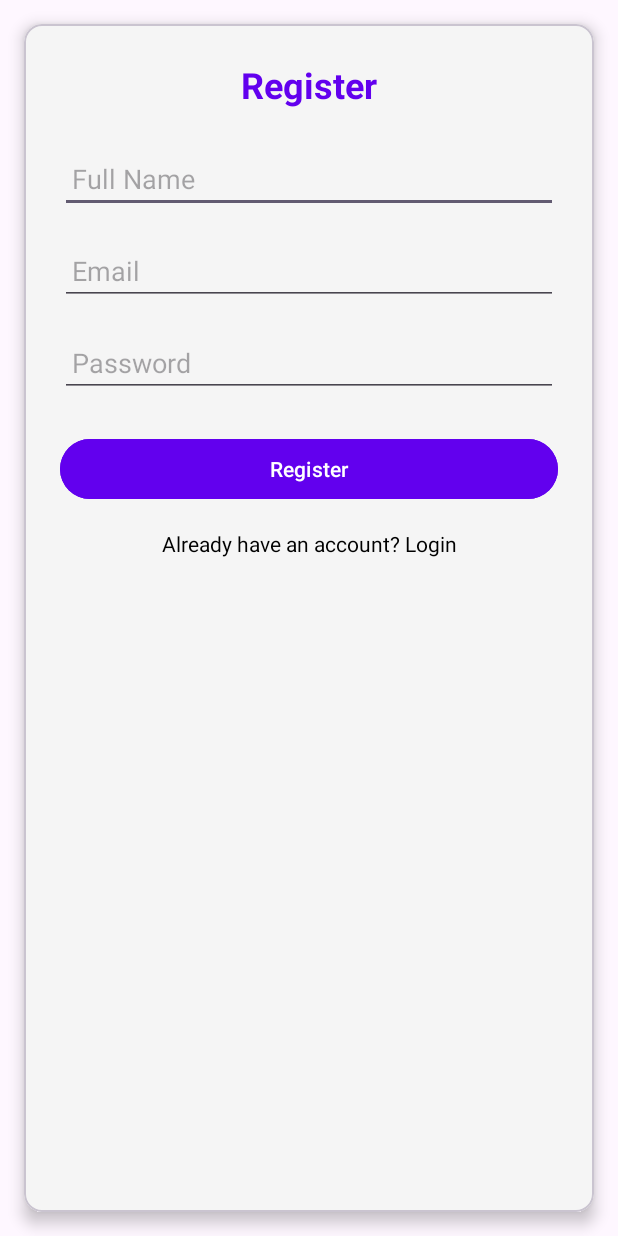
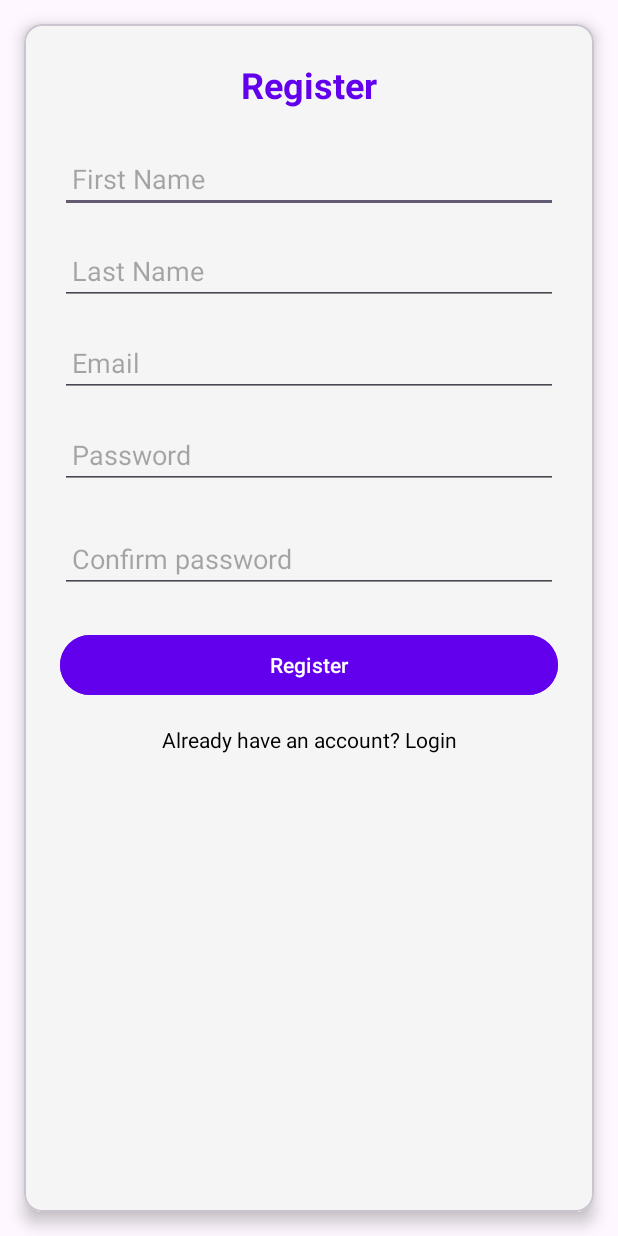
Before and after one commit to Oieu/MobDev_FinalProject, an Android app: the RegistrationPage screen opened directly, with no data from a screen before it, after a tap on "Register", on a phone screen of 412 x 824 dp. Run offline under Robolectric (Android 15) with nearby library versions, the phone set to English and light mode, and no system bars; our stand-ins replace Firebase (no records; nobody signed in at launch, a user with empty details on screens opened directly).

```diff
--- a/app/src/main/java/com/example/final_project/RegistrationPage.java
+++ b/app/src/main/java/com/example/final_project/RegistrationPage.java
@@ -1,56 +1,153 @@
 package com.example.final_project;
 
+import android.annotation.SuppressLint;
+import android.content.Intent;
 import android.os.Bundle;
+import android.text.TextUtils;
 import android.widget.Button;
 import android.widget.EditText;
+import android.widget.TextView;
 import android.widget.Toast;
 
 import androidx.appcompat.app.AppCompatActivity;
 
 import com.google.firebase.auth.FirebaseAuth;
+import com.google.firebase.database.DatabaseReference;
+import com.google.firebase.database.FirebaseDatabase;
 
 public class RegistrationPage extends AppCompatActivity {
 
-    private EditText etFullName, etEmail, etPassword;
-    private Button btnRegister;
+    EditText etFirstName, etLastName, etEmail, etPassword, etConfirmPassword;
+    Button btnRegister;
+    TextView backToLogin;
+
     private FirebaseAuth mAuth;
+    private DatabaseReference databaseReference;
 
+    @SuppressLint("MissingInflatedId")
     @Override
     protected void onCreate(Bundle savedInstanceState) {
         super.onCreate(savedInstanceState);
         setContentView(R.layout.activity_registration_page);
 
-        etFullName = findViewById(R.id.etFullName);
+        etFirstName = findViewById(R.id.etFirstName);
+        etLastName = findViewById(R.id.etLastName);
         etEmail = findViewById(R.id.etEmail);
         etPassword = findViewById(R.id.etPassword);
+        etConfirmPassword = findViewById(R.id.etConfirmPassword);
         btnRegister = findViewById(R.id.btnRegister);
+        backToLogin = findViewById(R.id.tvLoginLink);
 
         mAuth = FirebaseAuth.getInstance();
+        databaseReference = FirebaseDatabase.getInstance().getReference("Users");
 
         btnRegister.setOnClickListener(v -> {
+            if(isPasswordMatching()){
+                registerUser();
+            } else {
+                Toast.makeText(getApplicationContext(), "Passwords did not match",
+                        Toast.LENGTH_SHORT).show();
+            }
+        });
+
+        backToLogin.setOnClickListener(v -> {
+            Intent intent = new Intent(RegistrationPage.this, LoginPage.class);
+            startActivity(intent);
+        });
+    }
+
+//    public void registerUser(){
+//        String firstName = etFirstName.getText().toString().trim();
+//        String lastName = etLastName.getText().toString().trim();
+//        String email = etEmail.getText().toString().trim();
+//        String password = etPassword.getText().toString().trim();
+//        String confirmPassword = etConfirmPassword.getText().toString().trim();
+//
+//        if (TextUtils.isEmpty(firstName) || TextUtils.isEmpty(lastName) ||
+//                TextUtils.isEmpty(email) || TextUtils.isEmpty(password) ||
+//                TextUtils.isEmpty(confirmPassword)) {
+//            Toast.makeText(RegistrationPage.this, "Please fill in all fields",
+//                    Toast.LENGTH_SHORT).show();
+//            return;
+//        }
+//
+//        if(password.length() < 8){
+//            etPassword.setError("Password must be greater than 8 characters.");
+//            return;
+//        }
+//
+//        mAuth.createUserWithEmailAndPassword(email, password)
+//                .addOnCompleteListener(this, task -> {
+//                    if (task.isSuccessful()) {
+//                        Toast.makeText(RegistrationPage.this,
+//                                "Registration successful",
+//                                Toast.LENGTH_SHORT).show();
+//                        Intent intent = new Intent(RegistrationPage.this, MainActivity.class);
+//                        startActivity(intent);
+//                    } else {
+//                        Toast.makeText(RegistrationPage.this,
+//                                "Registration failed. Please try again",
+//                                Toast.LENGTH_LONG).show();
+//                    }
+//                });
+//    }
+
+    public void registerUser() {
+        String firstName = etFirstName.getText().toString().trim();
+        String lastName = etLastName.getText().toString().trim();
         String email = etEmail.getText().toString().trim();
         String password = etPassword.getText().toString().trim();
+        String confirmPassword = etConfirmPassword.getText().toString().trim();
 
-            if (email.isEmpty() || password.isEmpty()) {
-                Toast.makeText(RegistrationPage.this, "Please fill in all fields", Toast.LENGTH_SHORT).show();
+        if (TextUtils.isEmpty(firstName) || TextUtils.isEmpty(lastName) ||
+                TextUtils.isEmpty(email) || TextUtils.isEmpty(password) ||
+                TextUtils.isEmpty(confirmPassword)) {
+            Toast.makeText(RegistrationPage.this, "Please fill in all fields",
+                    Toast.LENGTH_SHORT).show();
+            return;
+        }
+
+        if (password.length() < 8) {
+            etPassword.setError("Password must be greater than 8 characters.");
             return;
         }
 
         mAuth.createUserWithEmailAndPassword(email, password)
                 .addOnCompleteListener(this, task -> {
                     if (task.isSuccessful()) {
-                            Toast.makeText(RegistrationPage.this, "Registration successful", Toast.LENGTH_SHORT).show();
+                        // Get the current user's unique ID
+                        String userId = mAuth.getCurrentUser().getUid();
 
-                            finish();
+                        // Create a User object to store in the database
+                        User user = new User(firstName, lastName, email);
+
+                        // Save the user object in the database under the user's UID
+                        databaseReference.child(userId).setValue(user)
+                                .addOnCompleteListener(dbTask -> {
+                                    if (dbTask.isSuccessful()) {
+                                        Toast.makeText(RegistrationPage.this,
+                                                "Registration successful",
+                                                Toast.LENGTH_SHORT).show();
+                                        Intent intent = new Intent(RegistrationPage.this, MainActivity.class);
+                                        startActivity(intent);
                                     } else {
-                            Toast.makeText(RegistrationPage.this, "Registration failed: " + task.getException().getMessage(), Toast.LENGTH_LONG).show();
+                                        Toast.makeText(RegistrationPage.this,
+                                                "Failed to save user data. Please try again.",
+                                                Toast.LENGTH_LONG).show();
                                     }
                                 });
-        });
 
-        findViewById(R.id.tvLoginLink).setOnClickListener(v -> {
-
-            finish();
+                    } else {
+                        Toast.makeText(RegistrationPage.this,
+                                "Registration failed. Please try again.",
+                                Toast.LENGTH_LONG).show();
+                    }
                 });
     }
+
+    public boolean isPasswordMatching(){
+        String password = etPassword.getText().toString().trim();
+        String confirmPass = etConfirmPassword.getText().toString().trim();
+        return password.equals(confirmPass);
     }
+}
--- a/app/src/main/res/layout/activity_registration_page.xml
+++ b/app/src/main/res/layout/activity_registration_page.xml
@@ -24,10 +24,18 @@
             android:layout_marginBottom="24dp" />
 
         <EditText
-            android:id="@+id/etFullName"
+            android:id="@+id/etFirstName"
             android:layout_width="match_parent"
             android:layout_height="wrap_content"
-            android:hint="Full Name"
+            android:hint="First Name"
+            android:paddingStart="8dp"
+            android:layout_marginBottom="16dp" />
+
+        <EditText
+            android:id="@+id/etLastName"
+            android:layout_width="match_parent"
+            android:layout_height="wrap_content"
+            android:hint="Last Name"
             android:paddingStart="8dp"
             android:layout_marginBottom="16dp" />
 
@@ -45,6 +53,15 @@
             android:layout_width="match_parent"
             android:layout_height="wrap_content"
             android:hint="Password"
+            android:inputType="textPassword"
+            android:paddingStart="8dp"
+            android:layout_marginBottom="24dp" />
+
+        <EditText
+            android:id="@+id/etConfirmPassword"
+            android:layout_width="match_parent"
+            android:layout_height="wrap_content"
+            android:hint="Confirm password"
             android:inputType="textPassword"
             android:paddingStart="8dp"
             android:layout_marginBottom="24dp" />
```
Also changed, not shown: app/src/main/AndroidManifest.xml (+11 -10 lines), app/src/main/java/com/example/final_project/LoginPage.java (+26 -11 lines), app/src/main/java/com/example/final_project/User.java (added, +39 -0 lines). Lines whose indentation alone changed are shown as unchanged.
